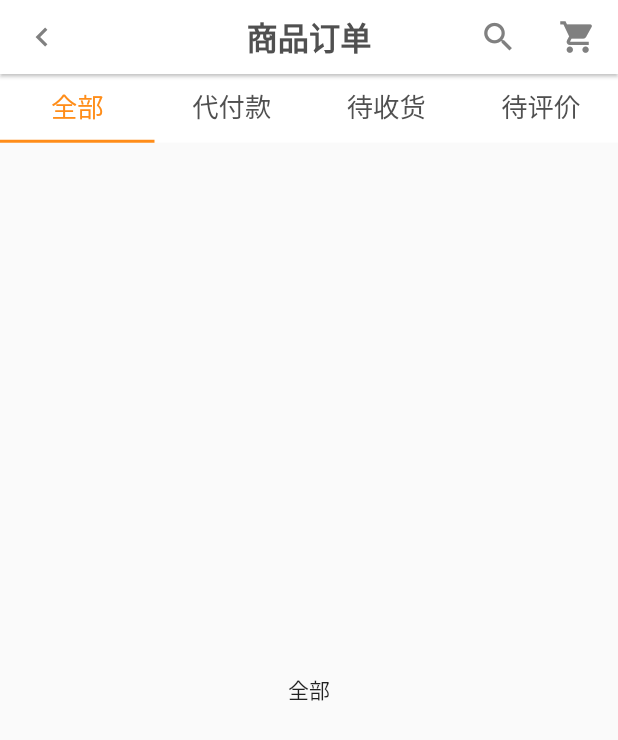
After one commit to zandko/business-platform, a Flutter app: the screen it shows after launch, item 5 of the bottom bar chosen, after a tap on "全部订单", on a phone screen of 412 x 824 dp. The commit adds this screen. Shown: the top 740 px of the screen. Run offline on Flutter 3.47's test engine with Material 2 defaults, Android fonts, the phone set to English and light mode, and no system bars; our stand-ins replace cached_network_image, connectivity, dio, flutter_screenutil, flutter_swiper, shared_preferences; network calls fail; project files that could hold a hidden picture were left out.

Commit message:
修复首页bug

```diff
--- a/lib/main.dart
+++ b/lib/main.dart
@@ -36,15 +36,13 @@ void main() {
 class MyApp extends StatelessWidget {
   @override
   Widget build(BuildContext context) {
-    return Container(
-      child: MaterialApp(
-        title: "毕业设计",
-        debugShowCheckedModeBanner: false,
-        theme: ThemeData(
-          primarySwatch: GZColors.primarySwatch,
-        ),
-        home: IndexPage(),
+    return MaterialApp(
+      title: "Flutter demo",
+      debugShowCheckedModeBanner: false,
+      theme: ThemeData(
+        primarySwatch: GZColors.primarySwatch,
       ),
+      home: IndexPage(),
     );
   }
 }
--- a/lib/pages/home/home_page.dart
+++ b/lib/pages/home/home_page.dart
@@ -29,7 +29,6 @@ class _HomePageState extends State<HomePage>
 
   List<ManuItems> manuItems;
 
-  ScrollController _scrollViewController;
   GlobalKey _keyFilter = GlobalKey();
   Size _sizeRed;
   TabController _controller;
@@ -80,6 +79,13 @@ class _HomePageState extends State<HomePage>
     _controller.addListener(_handleTabSelection);
 
     WidgetsBinding.instance.addPostFrameCallback(_afterLayout);
+  }
+
+  @override
+  void dispose() {
+    _animationController.dispose();
+    _controller.dispose();
+    super.dispose();
   }
 
   _handleTabSelection() {
@@ -138,7 +144,7 @@ class _HomePageState extends State<HomePage>
 
   Widget _buildHomeBodyWidget() {
     return NestedScrollView(
-        controller: _scrollViewController,
+        controller: ScrollController(),
         headerSliverBuilder: (BuildContext context, bool boxIsScrolled) {
           return <Widget>[
             SliverAppBar(
--- a/lib/pages/mine/mine_page.dart
+++ b/lib/pages/mine/mine_page.dart
@@ -18,7 +18,8 @@ class MinePage extends StatefulWidget {
   _MinePageState createState() => _MinePageState();
 }
 
-class _MinePageState extends State<MinePage> {
+class _MinePageState extends State<MinePage>
+    with AutomaticKeepAliveClientMixin<MinePage> {
   String avatar;
   String name;
   String introduction;
@@ -29,6 +30,7 @@ class _MinePageState extends State<MinePage> {
   @override
   void initState() {
     super.initState();
+    print('进入');
     avatar =
         'https://ss0.bdstatic.com/70cFuHSh_Q1YnxGkpoWK1HF6hhy/it/u=3024387196,1621670548&fm=27&gp=0.jpg';
     name = '我的小淼酱';
@@ -43,6 +45,7 @@ class _MinePageState extends State<MinePage> {
 
   @override
   Widget build(BuildContext context) {
+    super.build(context);
     return Scaffold(
       appBar: PreferredSize(
         child: AppBar(
@@ -76,4 +79,7 @@ class _MinePageState extends State<MinePage> {
       imageUrl: imageUrl,
     );
   }
+
+  @override
+  bool get wantKeepAlive => true;
 }
--- /dev/null
+++ b/lib/pages/mine/order/all_order_page.dart
@@ -0,0 +1,135 @@
+import 'package:flutter/material.dart';
+import 'package:flutter_screenutil/flutter_screenutil.dart';
+
+class AllOrderPge extends StatefulWidget {
+  @override
+  _AllOrderPgeState createState() => _AllOrderPgeState();
+}
+
+class _AllOrderPgeState extends State<AllOrderPge> {
+  List<Tab> tab = <Tab>[
+    Tab(
+      text: '全部',
+    ),
+    Tab(
+      text: '代付款',
+    ),
+    Tab(
+      text: '待收货',
+    ),
+    Tab(
+      text: '待评价',
+    )
+  ];
+
+  @override
+  Widget build(BuildContext context) {
+    return Scaffold(
+      appBar: _buildAppBarWidget(context),
+      body: DefaultTabController(
+        length: 4,
+        child: Column(
+          children: <Widget>[
+            Container(
+              color: Colors.white,
+              constraints: BoxConstraints.expand(
+                height: ScreenUtil.getInstance().setHeight(74),
+              ),
+              child: TabBar(
+                indicatorColor: Color.fromRGBO(255, 141, 25, 1),
+                labelColor: Color.fromRGBO(255, 141, 25, 1),
+                unselectedLabelColor: Color.fromRGBO(80, 80, 80, 1),
+                labelStyle: TextStyle(
+                  fontSize: ScreenUtil.getInstance().setSp(32),
+                ),
+                tabs: tab.map((item) {
+                  return item;
+                }).toList(),
+              ),
+            ),
+            Expanded(
+              child: Container(
+                child: TabBarView(
+                  children: <Widget>[
+                    Center(
+                      child: Text('全部'),
+                    ),
+                    Center(
+                      child: Text('代付款'),
+                    ),
+                    Center(
+                      child: Text('待收货'),
+                    ),
+                    Center(
+                      child: Text('待评价'),
+                    )
+                  ],
+                ),
+              ),
+            ),
+          ],
+        ),
+      ),
+    );
+  }
+
+  _navigatePop(BuildContext context) async {
+    await Navigator.pop(context);
+  }
+
+  Widget _buildAppBarWidget(context) {
+    return PreferredSize(
+      child: AppBar(
+        brightness: Brightness.light,
+        backgroundColor: Colors.white,
+        elevation: 1.0,
+        centerTitle: true,
+        leading: GestureDetector(
+          onTap: () {
+            _navigatePop(context);
+          },
+          child: Icon(
+            Icons.chevron_left,
+            size: ScreenUtil.getInstance().setSp(46),
+            color: Color.fromRGBO(128, 128, 128, 1),
+          ),
+        ),
+        title: Text(
+          '商品订单',
+          style: TextStyle(
+            fontSize: ScreenUtil.getInstance().setSp(38),
+            fontWeight: FontWeight.bold,
+            color: Color.fromRGBO(80, 80, 80, 1),
+          ),
+        ),
+        actions: <Widget>[
+          Row(
+            children: <Widget>[
+              Container(
+                margin: EdgeInsets.only(
+                  right: ScreenUtil.getInstance().setWidth(50),
+                ),
+                child: Icon(
+                  Icons.search,
+                  size: ScreenUtil.getInstance().setSp(46),
+                  color: Color.fromRGBO(128, 128, 128, 1),
+                ),
+              ),
+              Icon(
+                Icons.shopping_cart,
+                size: ScreenUtil.getInstance().setSp(46),
+                color: Color.fromRGBO(128, 128, 128, 1),
+              ),
+              SizedBox(
+                width: ScreenUtil.getInstance().setWidth(26),
+              ),
+            ],
+          ),
+        ],
+      ),
+      preferredSize: Size.fromHeight(
+        ScreenUtil.getInstance().setHeight(80),
+      ),
+    );
+  }
+}
--- a/lib/pages/mine/order_status_widget.dart
+++ b/lib/pages/mine/order_status_widget.dart
@@ -1,6 +1,7 @@
 import 'package:flutter/material.dart';
 import 'package:flutter_screenutil/flutter_screenutil.dart';
 import 'package:shop_app/model/order_menu_status_entity.dart';
+import 'package:shop_app/pages/mine/order/all_order_page.dart';
 
 class OrderStatusWidget extends StatelessWidget {
   final List<OrderMenuStatusItem> orderMenuStatusItem;
@@ -15,14 +16,14 @@ class OrderStatusWidget extends StatelessWidget {
       color: Colors.white,
       child: Column(
         children: <Widget>[
-          _buildMyAllOrderWidget(),
+          _buildMyAllOrderWidget(context),
           _buildMenuStatusWidget(),
         ],
       ),
     );
   }
 
-  Widget _buildMyAllOrderWidget() {
+  Widget _buildMyAllOrderWidget(context) {
     return Container(
       padding: EdgeInsets.only(
         left: ScreenUtil.getInstance().setWidth(28),
@@ -47,7 +48,16 @@ class OrderStatusWidget extends StatelessWidget {
               color: Color.fromRGBO(80, 80, 80, 1),
             ),
           ),
-          Row(
+          GestureDetector(
+            onTap: () {
+              Navigator.push(
+                context,
+                MaterialPageRoute(
+                  builder: (context) => AllOrderPge(),
+                ),
+              );
+            },
+            child: Row(
               children: <Widget>[
                 Text(
                   '全部订单',
@@ -62,6 +72,7 @@ class OrderStatusWidget extends StatelessWidget {
                   color: Color.fromRGBO(153, 153, 153, 1),
                 ),
               ],
+            ),
           ),
         ],
       ),
```
Lines whose indentation alone changed are shown as unchanged.
